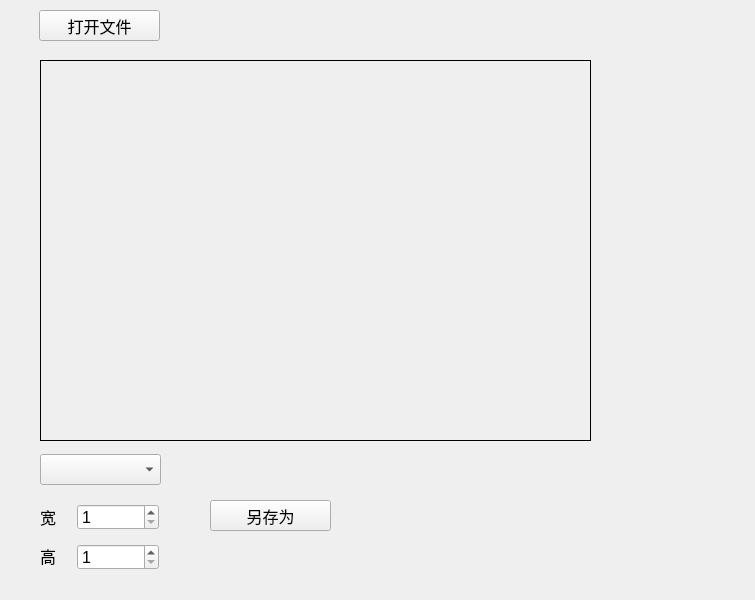
Old version of the form src/imageconvert/imagetoolwidget.ui in the repository handy-sun/qitools.
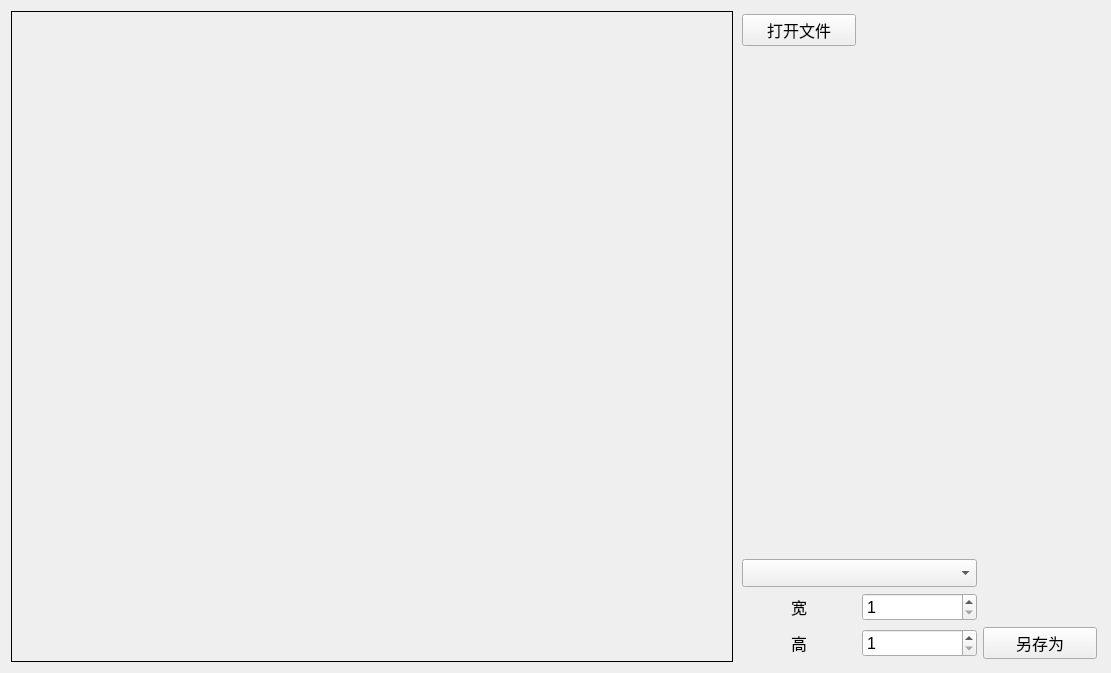
New version of the form.

Commit message: change some layout, read music's title failed

```diff
--- a/src/imageconvert/imagetoolwidget.ui
+++ b/src/imageconvert/imagetoolwidget.ui
@@ -6,170 +6,172 @@
    <rect>
     <x>0</x>
     <y>0</y>
-    <width>755</width>
-    <height>600</height>
+    <width>1111</width>
+    <height>673</height>
    </rect>
   </property>
   <property name="windowTitle">
    <string>Form</string>
   </property>
-  <widget class="QLabel" name="labelSourcePath">
-   <property name="geometry">
-    <rect>
-     <x>180</x>
-     <y>10</y>
-     <width>531</width>
-     <height>31</height>
-    </rect>
-   </property>
-   <property name="font">
-    <font>
-     <pointsize>12</pointsize>
-    </font>
-   </property>
-  </widget>
-  <widget class="QComboBox" name="comboBox">
-   <property name="geometry">
-    <rect>
-     <x>40</x>
-     <y>454</y>
-     <width>121</width>
-     <height>31</height>
-    </rect>
-   </property>
-   <property name="font">
-    <font>
-     <pointsize>13</pointsize>
-    </font>
-   </property>
-  </widget>
-  <widget class="QPushButton" name="pushButtonOpenImg">
-   <property name="geometry">
-    <rect>
-     <x>39</x>
-     <y>10</y>
-     <width>121</width>
-     <height>31</height>
-    </rect>
-   </property>
-   <property name="font">
-    <font>
-     <pointsize>12</pointsize>
-    </font>
-   </property>
-   <property name="text">
-    <string>打开文件</string>
-   </property>
-  </widget>
-  <widget class="QPushButton" name="pushButtonSaveDestDir">
-   <property name="geometry">
-    <rect>
-     <x>210</x>
-     <y>500</y>
-     <width>121</width>
-     <height>31</height>
-    </rect>
-   </property>
-   <property name="font">
-    <font>
-     <pointsize>12</pointsize>
-    </font>
-   </property>
-   <property name="text">
-    <string>另存为</string>
-   </property>
-  </widget>
-  <widget class="QLabel" name="labelPm">
-   <property name="geometry">
-    <rect>
-     <x>40</x>
-     <y>60</y>
-     <width>551</width>
-     <height>381</height>
-    </rect>
-   </property>
-   <property name="frameShape">
-    <enum>QFrame::Box</enum>
-   </property>
-  </widget>
-  <widget class="QSpinBox" name="spinBoxWidth">
-   <property name="geometry">
-    <rect>
-     <x>77</x>
-     <y>504</y>
-     <width>82</width>
-     <height>26</height>
-    </rect>
-   </property>
-   <property name="font">
-    <font>
-     <pointsize>12</pointsize>
-    </font>
-   </property>
-   <property name="minimum">
-    <number>1</number>
-   </property>
-   <property name="maximum">
-    <number>65535</number>
-   </property>
-  </widget>
-  <widget class="QSpinBox" name="spinBoxHeight">
-   <property name="geometry">
-    <rect>
-     <x>77</x>
-     <y>544</y>
-     <width>82</width>
-     <height>26</height>
-    </rect>
-   </property>
-   <property name="font">
-    <font>
-     <pointsize>12</pointsize>
-    </font>
-   </property>
-   <property name="minimum">
-    <number>1</number>
-   </property>
-   <property name="maximum">
-    <number>65535</number>
-   </property>
-  </widget>
-  <widget class="QLabel" name="label2">
-   <property name="geometry">
-    <rect>
-     <x>40</x>
-     <y>501</y>
-     <width>21</width>
-     <height>31</height>
-    </rect>
-   </property>
-   <property name="font">
-    <font>
-     <pointsize>12</pointsize>
-    </font>
-   </property>
-   <property name="text">
-    <string>宽</string>
-   </property>
-  </widget>
-  <widget class="QLabel" name="label2_2">
-   <property name="geometry">
-    <rect>
-     <x>40</x>
-     <y>540</y>
-     <width>21</width>
-     <height>31</height>
-    </rect>
-   </property>
-   <property name="font">
-    <font>
-     <pointsize>12</pointsize>
-    </font>
-   </property>
-   <property name="text">
-    <string>高</string>
-   </property>
-  </widget>
+  <layout class="QHBoxLayout" name="horizontalLayout" stretch="2,1">
+   <item>
+    <widget class="QLabel" name="labelPm">
+     <property name="frameShape">
+      <enum>QFrame::Box</enum>
+     </property>
+    </widget>
+   </item>
+   <item>
+    <layout class="QGridLayout" name="gridLayout" columnstretch="1,1,1">
+     <property name="leftMargin">
+      <number>3</number>
+     </property>
+     <property name="topMargin">
+      <number>3</number>
+     </property>
+     <property name="rightMargin">
+      <number>3</number>
+     </property>
+     <property name="bottomMargin">
+      <number>3</number>
+     </property>
+     <item row="4" column="0">
+      <widget class="QLabel" name="label2">
+       <property name="font">
+        <font>
+         <pointsize>12</pointsize>
+        </font>
+       </property>
+       <property name="text">
+        <string>宽</string>
+       </property>
+       <property name="alignment">
+        <set>Qt::AlignCenter</set>
+       </property>
+      </widget>
+     </item>
+     <item row="5" column="1">
+      <widget class="QSpinBox" name="spinBoxHeight">
+       <property name="font">
+        <font>
+         <pointsize>12</pointsize>
+        </font>
+       </property>
+       <property name="minimum">
+        <number>1</number>
+       </property>
+       <property name="maximum">
+        <number>65535</number>
+       </property>
+      </widget>
+     </item>
+     <item row="1" column="0" colspan="3">
+      <widget class="QLabel" name="labelSourcePath">
+       <property name="minimumSize">
+        <size>
+         <width>0</width>
+         <height>30</height>
+        </size>
+       </property>
+       <property name="font">
+        <font>
+         <pointsize>12</pointsize>
+        </font>
+       </property>
+      </widget>
+     </item>
+     <item row="3" column="0" colspan="2">
+      <widget class="QComboBox" name="comboBox">
+       <property name="font">
+        <font>
+         <pointsize>13</pointsize>
+        </font>
+       </property>
+      </widget>
+     </item>
+     <item row="4" column="1">
+      <widget class="QSpinBox" name="spinBoxWidth">
+       <property name="font">
+        <font>
+         <pointsize>12</pointsize>
+        </font>
+       </property>
+       <property name="minimum">
+        <number>1</number>
+       </property>
+       <property name="maximum">
+        <number>65535</number>
+       </property>
+      </widget>
+     </item>
+     <item row="5" column="0">
+      <widget class="QLabel" name="label2_2">
+       <property name="font">
+        <font>
+         <pointsize>12</pointsize>
+        </font>
+       </property>
+       <property name="text">
+        <string>高</string>
+       </property>
+       <property name="alignment">
+        <set>Qt::AlignCenter</set>
+       </property>
+      </widget>
+     </item>
+     <item row="2" column="0" colspan="3">
+      <spacer name="verticalSpacer">
+       <property name="orientation">
+        <enum>Qt::Vertical</enum>
+       </property>
+       <property name="sizeHint" stdset="0">
+        <size>
+         <width>20</width>
+         <height>40</height>
+        </size>
+       </property>
+      </spacer>
+     </item>
+     <item row="5" column="2">
+      <widget class="QPushButton" name="pushButtonSaveDestDir">
+       <property name="font">
+        <font>
+         <pointsize>12</pointsize>
+        </font>
+       </property>
+       <property name="text">
+        <string>另存为</string>
+       </property>
+      </widget>
+     </item>
+     <item row="0" column="0">
+      <widget class="QPushButton" name="pushButtonOpenImg">
+       <property name="font">
+        <font>
+         <pointsize>12</pointsize>
+        </font>
+       </property>
+       <property name="text">
+        <string>打开文件</string>
+       </property>
+      </widget>
+     </item>
+     <item row="0" column="1" colspan="2">
+      <spacer name="horizontalSpacer">
+       <property name="orientation">
+        <enum>Qt::Horizontal</enum>
+       </property>
+       <property name="sizeHint" stdset="0">
+        <size>
+         <width>40</width>
+         <height>20</height>
+        </size>
+       </property>
+      </spacer>
+     </item>
+    </layout>
+   </item>
+  </layout>
  </widget>
  <resources/>
  <connections/>
```
The commit also changes 7 other files.
